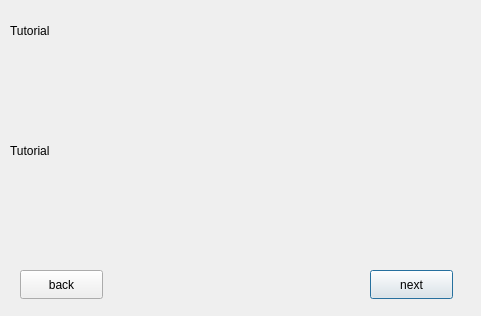
Before: the Qt Designer form client/tutorial.ui in SushantKumarPandey/Crypto-Tradeing-App-with-fake-currency, drawn with Qt 5.
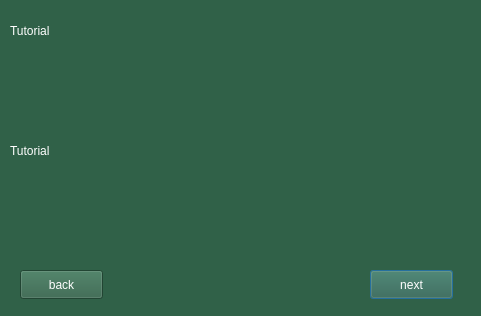
After: the same form once the commit is applied.

Commit message: fix: tutorial.ui und back button func

What changed in the file:
```diff
--- a/client/tutorial.ui
+++ b/client/tutorial.ui
@@ -13,6 +13,11 @@
   <property name="windowTitle">
    <string>Dialog</string>
   </property>
+  <property name="styleSheet">
+   <string notr="true">background-color: rgb(48, 97, 72);
+color: rgb(255, 255, 255);
+font: 14pt &quot;Segoe UI&quot;;</string>
+  </property>
   <widget class="QLabel" name="label_title">
    <property name="geometry">
     <rect>
@@ -61,6 +66,11 @@
      <height>161</height>
     </rect>
    </property>
+   <property name="styleSheet">
+    <string notr="true">background-color: rgb(48, 97, 72);
+color: rgb(255, 255, 255);
+font: 14pt &quot;Segoe UI&quot;;</string>
+   </property>
    <property name="text">
     <string>Tutorial</string>
    </property>
```
The commit also changes 1 other file.
